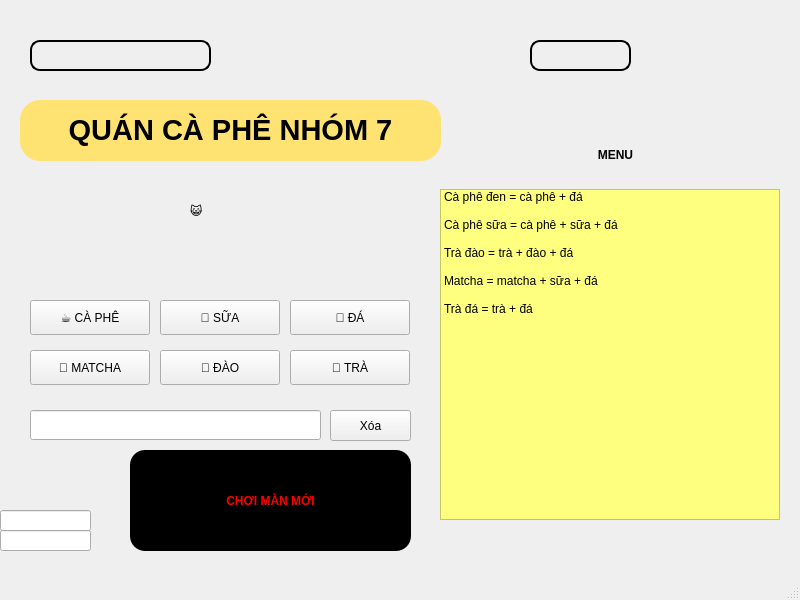
Old version of the form giaodien_cf.ui in the repository kaliclorat/tuduylaptrinh.
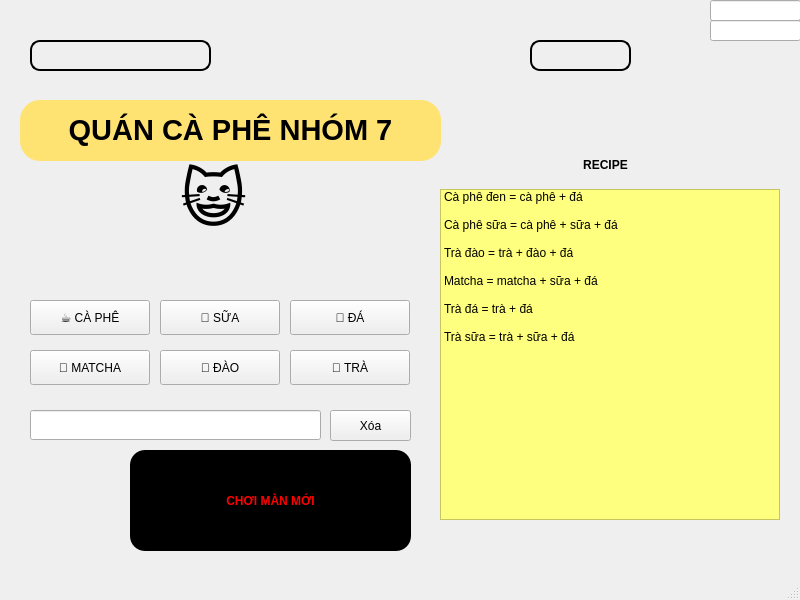
New version of the form.

Patch:
```diff
--- a/giaodien_cf.ui
+++ b/giaodien_cf.ui
@@ -63,9 +63,9 @@
    <widget class="QLabel" name="con_meo">
     <property name="geometry">
      <rect>
-      <x>190</x>
-      <y>170</y>
-      <width>111</width>
+      <x>180</x>
+      <y>160</y>
+      <width>91</width>
       <height>81</height>
      </rect>
     </property>
@@ -73,14 +73,14 @@
      <string notr="true">font: 75 36pt &quot;MS Shell Dlg 2&quot;;</string>
     </property>
     <property name="text">
-     <string>😺</string>
+     <string>&lt;html&gt;&lt;head/&gt;&lt;body&gt;&lt;p&gt;&lt;span style=&quot; font-size:48pt;&quot;&gt;😺&lt;/span&gt;&lt;/p&gt;&lt;/body&gt;&lt;/html&gt;</string>
     </property>
    </widget>
    <widget class="QLabel" name="menu">
     <property name="geometry">
      <rect>
-      <x>540</x>
-      <y>130</y>
+      <x>530</x>
+      <y>140</y>
       <width>151</width>
       <height>51</height>
      </rect>
@@ -91,7 +91,7 @@
 </string>
     </property>
     <property name="text">
-     <string>&lt;html&gt;&lt;head/&gt;&lt;body&gt;&lt;p align=&quot;center&quot;&gt;MENU&lt;/p&gt;&lt;/body&gt;&lt;/html&gt;</string>
+     <string>&lt;html&gt;&lt;head/&gt;&lt;body&gt;&lt;p align=&quot;center&quot;&gt;RECIPE&lt;/p&gt;&lt;/body&gt;&lt;/html&gt;</string>
     </property>
    </widget>
    <widget class="QLabel" name="khach">
@@ -268,6 +268,16 @@
       <string>Trà đá = trà + đá</string>
      </property>
     </item>
+    <item>
+     <property name="text">
+      <string/>
+     </property>
+    </item>
+    <item>
+     <property name="text">
+      <string>Trà sữa = trà + sữa + đá</string>
+     </property>
+    </item>
    </widget>
    <widget class="QLineEdit" name="thanh_phan">
     <property name="geometry">
@@ -323,8 +333,8 @@
    <widget class="QLineEdit" name="diem">
     <property name="geometry">
      <rect>
-      <x>0</x>
-      <y>510</y>
+      <x>710</x>
+      <y>0</y>
       <width>91</width>
       <height>21</height>
      </rect>
@@ -336,8 +346,8 @@
    <widget class="QLineEdit" name="kyluc">
     <property name="geometry">
      <rect>
-      <x>0</x>
-      <y>530</y>
+      <x>710</x>
+      <y>20</y>
       <width>91</width>
       <height>21</height>
      </rect>
```
